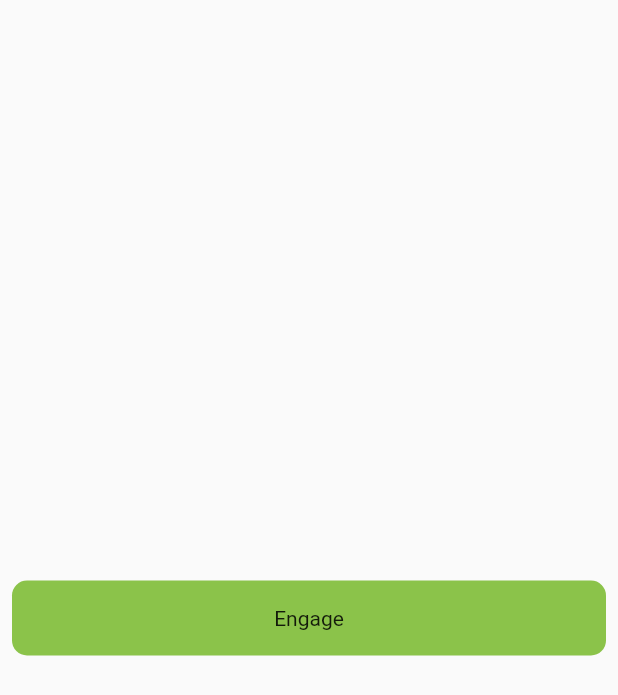
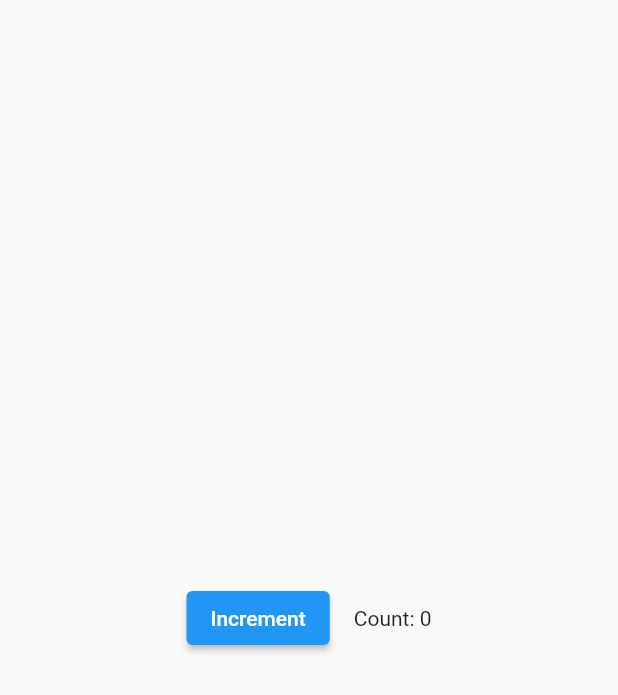
Before and after one commit to Sujit-sahoo3571/Flutter-Learning, a Flutter app: the screen it shows after launch, on a phone screen of 412 x 824 dp. Shown: the top 695 px of the screen. Run offline on Flutter 3.47's test engine with Material 2 defaults, Android fonts, the phone set to English and light mode, and no system bars.

Commit message:
increament elevatedbutton

```diff
--- a/lib/main.dart
+++ b/lib/main.dart
@@ -1,28 +1,52 @@
 import 'package:flutter/material.dart';
 
-class MyButton extends StatelessWidget {
-  const MyButton({Key? key}) : super(key: key);
+class Counter extends StatefulWidget {
+  // This class is the configuration for the state.
+  // It holds the values (in this case nothing) provided
+  // by the parent and used by the build  method of the
+  // State. Fields in a Widget subclass are always marked
+  // "final".
+
+  const Counter({Key? key}) : super(key: key);
+
+  @override
+  _CounterState createState() => _CounterState();
+}
+
+class _CounterState extends State<Counter> {
+  int _counter = 0;
+
+  void _increment() {
+    setState(() {
+      // This call to setState tells the Flutter framework
+      // that something has changed in this State, which
+      // causes it to rerun the build method below so that
+      // the display can reflect the updated values. If you
+      // change _counter without calling setState(), then
+      // the build method won't be called again, and so
+      // nothing would appear to happen.
+      _counter++;
+    });
+  }
 
   @override
   Widget build(BuildContext context) {
-    return GestureDetector(
-      onTap: () {
-        print('MyButton was tapped!');
-        print('tap again...\u{1f606}');
-        print(" \u{1f601} \u{1f602} \u{1f603} \u{1f604} \u{1f605}");
-      },
-      child: Container(
-        height: 50.0,
-        padding: const EdgeInsets.all(8.0),
-        margin: const EdgeInsets.symmetric(horizontal: 8.0),
-        decoration: BoxDecoration(
-          borderRadius: BorderRadius.circular(10.0),
-          color: Colors.lightGreen[500],
+    // This method is rerun every time setState is called,
+    // for instance, as done by the _increment method above.
+    // The Flutter framework has been optimized to make
+    // rerunning build methods fast, so that you can just
+    // rebuild anything that needs updating rather than
+    // having to individually changes instances of widgets.
+    return Row(
+      mainAxisAlignment: MainAxisAlignment.center,
+      children: <Widget>[
+        ElevatedButton(
+          onPressed: _increment,
+          child: const Text('Increment'),
         ),
-        child: const Center(
-          child: Text('Engage'),
-        ),
-      ),
+        const SizedBox(width: 16),
+        Text('Count: $_counter'),
+      ],
     );
   }
 }
@@ -32,7 +56,7 @@ void main() {
     const MaterialApp(
       home: Scaffold(
         body: Center(
-          child: MyButton(),
+          child: Counter(),
         ),
       ),
     ),
```
